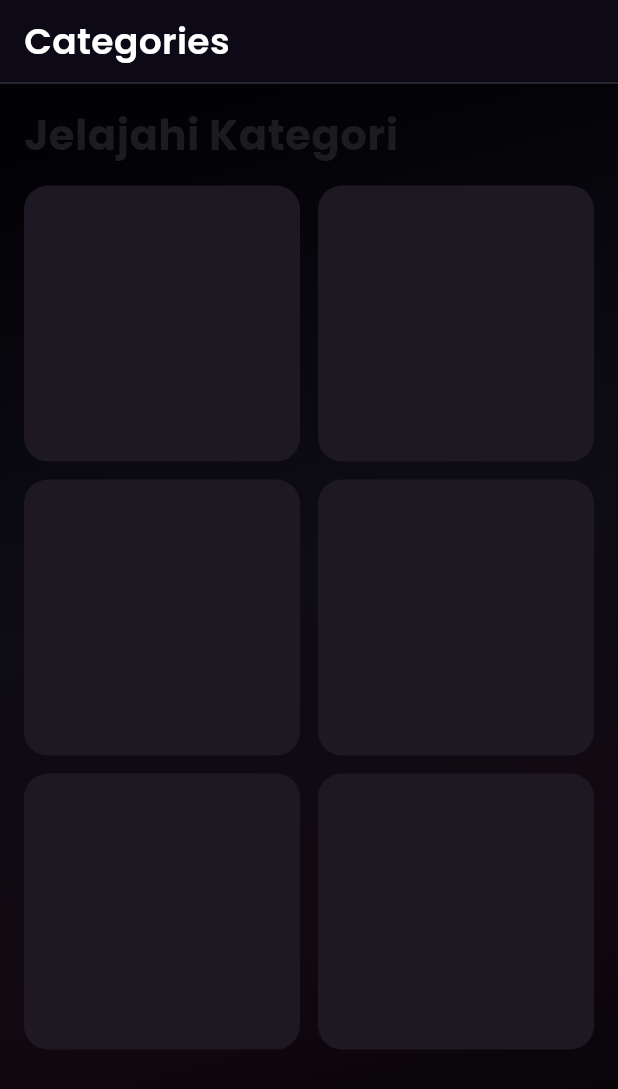
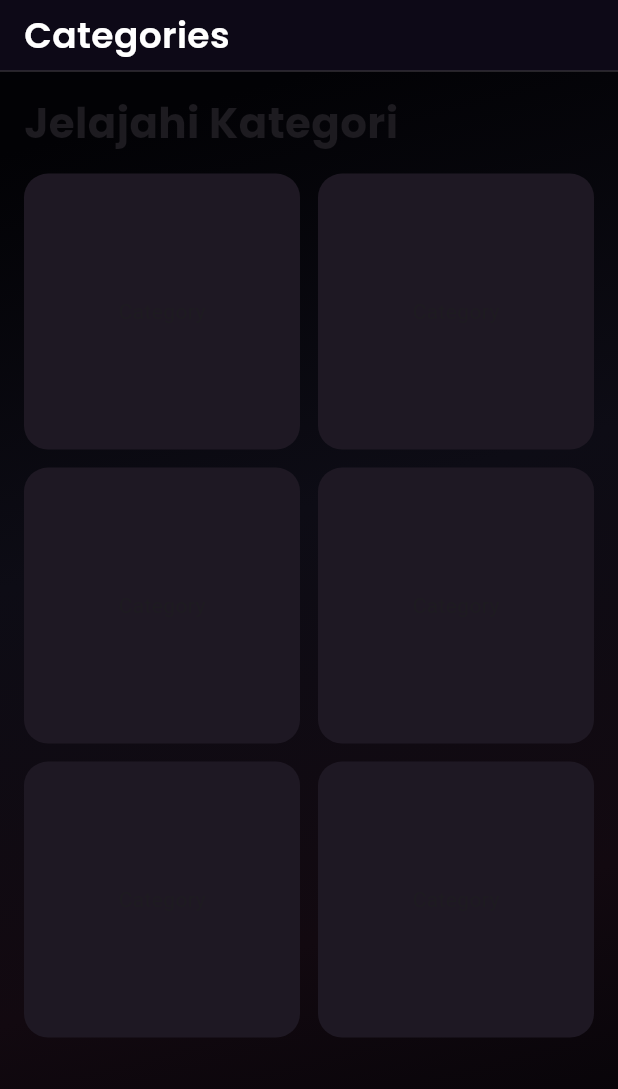
Before and after one commit to ramadhan14123/Flutter_MyShopMini, a Flutter app: the CategoriesScreen screen opened directly, on a phone screen of 412 x 824 dp. Shown: the top 1089 px of the screen. Run offline on Flutter 3.47's test engine with Material 3 defaults, Android fonts, the light colour scheme and no system bars; our stand-ins replace carousel_slider, feather_icons, google_fonts.

Commit message:
Fixing spacing notcbar

```diff
--- a/assets/data/promo_banners.json
+++ b/assets/data/promo_banners.json
@@ -4,7 +4,7 @@
     "title": "Mega Sale Weekend",
     "subtitle": "Diskon sampai 50% hari ini saja",
     "color": "#FF8A00",
-    "imageUrl": "https://picsum.photos/900/400?random=11"
+    "imageUrl": "https://images.unsplash.com/photo-1542291026-7eec264c27ff?q=80&w=1170&auto=format&fit=crop&ixlib=rb-4.1.0&ixid=M3wxMjA3fDB8MHxwaG90by1wYWdlfHx8fGVufDB8fHx8fA%3D%3D"
   },
   {
     "id": 2,
--- a/lib/widgets/header/app_header.dart
+++ b/lib/widgets/header/app_header.dart
@@ -12,6 +12,7 @@ class AppHeader extends StatelessWidget implements PreferredSizeWidget {
   final double height;
   final EdgeInsetsGeometry padding;
   final Widget? customTitle;
+  final bool includeStatusBar; // tambahkan opsi untuk safe area atas
 
   const AppHeader({
     super.key,
@@ -20,12 +21,22 @@ class AppHeader extends StatelessWidget implements PreferredSizeWidget {
     this.leftActions = const [],
     this.rightActions = const [],
     this.height = 64,
-    this.padding = const EdgeInsets.symmetric(horizontal: AppSpacing.lg, vertical: AppSpacing.md),
+    this.padding = const EdgeInsets.symmetric(horizontal: AppSpacing.lg, vertical: AppSpacing.sm),
     this.customTitle,
+    this.includeStatusBar = true,
   });
 
   @override
-  Size get preferredSize => Size.fromHeight(height);
+  Size get preferredSize => Size.fromHeight(height + (includeStatusBar ? _statusBarHeight : 0));
+
+  double get _statusBarHeight {
+    // Mengambil viewPadding.top langsung dari platform dispatcher (works for notch)
+    final views = WidgetsBinding.instance.platformDispatcher.views;
+    if (views.isNotEmpty) {
+      return views.first.viewPadding.top;
+    }
+    return 0;
+  }
 
   @override
   Widget build(BuildContext context) {
@@ -33,8 +44,12 @@ class AppHeader extends StatelessWidget implements PreferredSizeWidget {
         title,
         style: AppTypography.headingMedium.copyWith(color: AppColors.textPrimary),
       );
+    final topInset = includeStatusBar ? MediaQuery.of(context).padding.top : 0.0;
+    // Gabungkan padding asli dengan padding status bar agar konten turun aman
+    final resolvedPadding = padding.add(EdgeInsets.only(top: topInset));
+
     return Container(
-      padding: padding,
+      padding: resolvedPadding,
       decoration: const BoxDecoration(
         color: AppColors.backgroundDeep,
         border: Border(bottom: BorderSide(color: AppColors.surfaceMuted, width: 0.7)),
```
